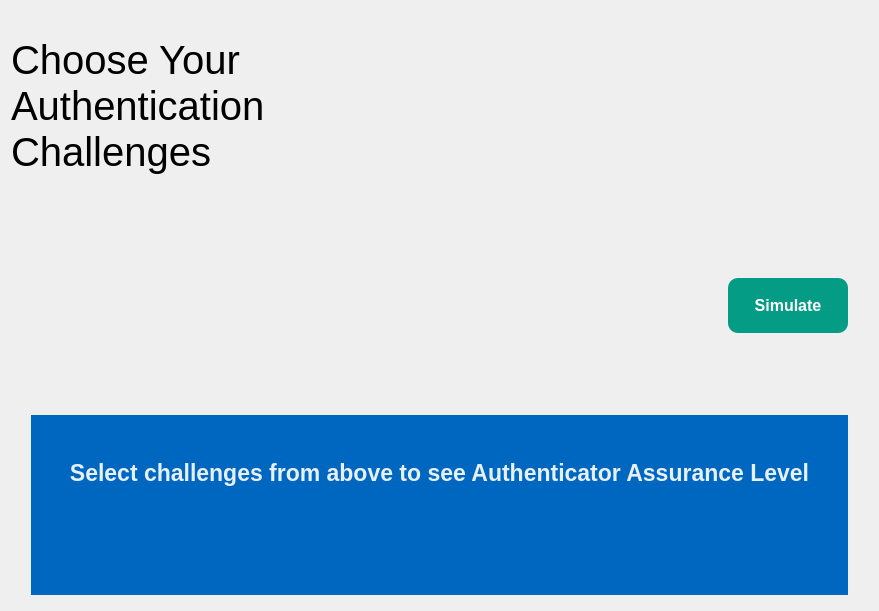
First picture: the form in src/views_ui/creator_view.ui, repository devforgely/MFA-Simulator, before the edit.
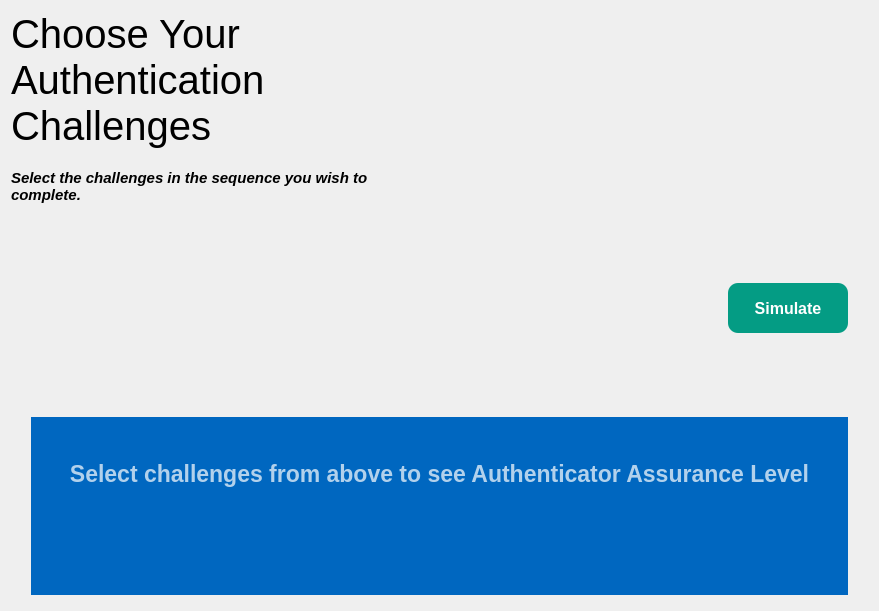
Second picture: the form after the edit.

What changed in the file:
```diff
--- a/src/views_ui/creator_view.ui
+++ b/src/views_ui/creator_view.ui
@@ -21,6 +21,12 @@
 	font-size: 30pt;
 }
 
+#choose_description {
+	font-size: 11pt;
+	font-weight: bold;
+	font-style: italic;
+}
+
 #simulate_btn {
 	color: white;
 	font-size: 12pt;
@@ -39,13 +45,13 @@
 	background-color: #0067c0;
 }
 
-#measure_frame #measure_title {
-	color: rgba(255,255,255,0.9);
+#measure_title {
+	color: rgba(255,255,255,0.7);
 	font-size: 17pt;
 	font-weight: 700;
 }
 
-#measure_frame #measure_description {
+#measure_description {
 	color: #ffffff;
 	font-size: 12pt;
 	font-weight: 400;
@@ -61,6 +67,11 @@
       <number>0</number>
      </property>
      <item>
+      <layout class="QVBoxLayout" name="verticalLayout_3">
+       <property name="spacing">
+        <number>20</number>
+       </property>
+       <item>
       <widget class="QLabel" name="choose_label">
        <property name="sizePolicy">
         <sizepolicy hsizetype="Fixed" vsizetype="Fixed">
@@ -82,6 +93,18 @@
        </property>
       </widget>
      </item>
+       <item alignment="Qt::AlignTop">
+        <widget class="QLabel" name="choose_description">
+         <property name="text">
+          <string>Select the challenges in the sequence you wish to complete.</string>
+         </property>
+         <property name="wordWrap">
+          <bool>true</bool>
+         </property>
+        </widget>
+       </item>
+      </layout>
+     </item>
      <item>
       <widget class="QFrame" name="methods_selection">
        <property name="layoutDirection">
@@ -124,7 +147,7 @@
        <property name="minimumSize">
         <size>
          <width>120</width>
-         <height>55</height>
+         <height>50</height>
         </size>
        </property>
        <property name="cursor">
```
Lines whose indentation alone changed are shown as unchanged.
